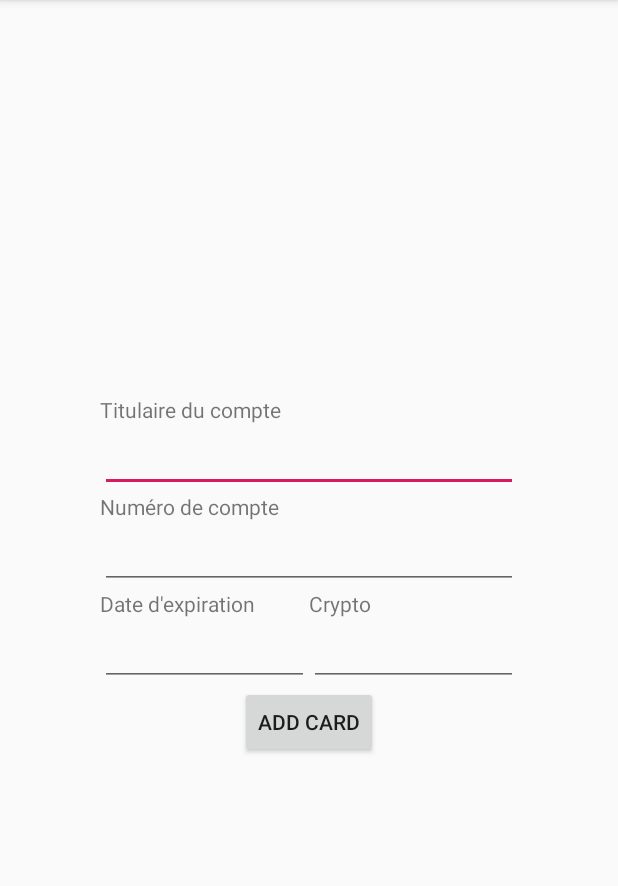
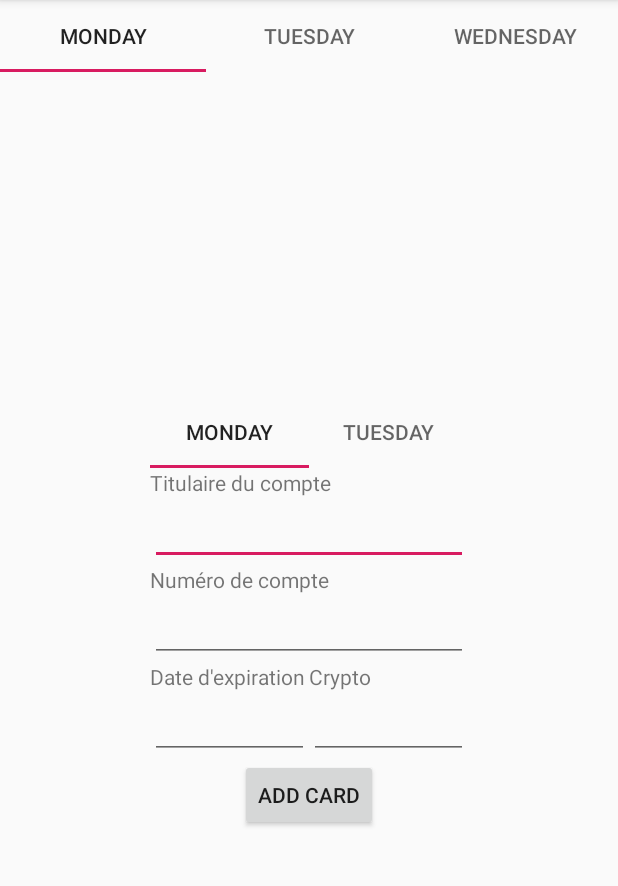
Before and after one commit to natdev/CashManager, an Android app: the CashActivity screen opened directly, with no data from a screen before it, on a phone screen of 412 x 824 dp, the part 84-970 px from its top. Run offline under Robolectric (Android 15) with nearby library versions, the phone set to English and light mode, and no system bars.

Commit message:
Change paymode activity to paymode fragment

```diff
--- a/app/build.gradle
+++ b/app/build.gradle
@@ -29,6 +29,9 @@ dependencies {
     implementation 'androidx.appcompat:appcompat:1.0.2'
     implementation 'androidx.core:core-ktx:1.0.2'
     implementation 'androidx.constraintlayout:constraintlayout:1.1.3'
+    implementation 'androidx.legacy:legacy-support-v4:1.0.0'
+    implementation 'androidx.lifecycle:lifecycle-extensions:2.1.0'
+    implementation 'androidx.lifecycle:lifecycle-viewmodel-ktx:2.1.0'
     testImplementation 'junit:junit:4.12'
     androidTestImplementation 'androidx.test.ext:junit:1.1.0'
     androidTestImplementation 'androidx.test.espresso:espresso-core:3.1.1'
--- a/app/src/main/AndroidManifest.xml
+++ b/app/src/main/AndroidManifest.xml
@@ -9,7 +9,8 @@
         android:roundIcon="@mipmap/ic_launcher_round"
         android:supportsRtl="true"
         android:theme="@style/AppTheme">
-        <activity android:name=".PayModeActivity"></activity>
+        <activity android:name=".CashActivity"></activity>
+        <activity android:name=".PayModeActivity" />
         <activity android:name=".MainActivity">
             <intent-filter>
                 <action android:name="android.intent.action.MAIN" />
--- a/app/src/main/java/com/example/cash_manager_front/PayModeActivity.kt
+++ b/app/src/main/java/com/example/cash_manager_front/CashActivity.kt
@@ -3,10 +3,10 @@ package com.example.cash_manager_front
 import androidx.appcompat.app.AppCompatActivity
 import android.os.Bundle
 
-class PayModeActivity : AppCompatActivity() {
+class CashActivity : AppCompatActivity() {
 
     override fun onCreate(savedInstanceState: Bundle?) {
         super.onCreate(savedInstanceState)
-        setContentView(R.layout.activity_pay_mode)
+        setContentView(R.layout.activity_cash)
     }
 }
--- /dev/null
+++ b/app/src/main/java/com/example/cash_manager_front/PayModeFragment.kt
@@ -0,0 +1,32 @@
+package com.example.cash_manager_front
+
+import androidx.lifecycle.ViewModelProviders
+import android.os.Bundle
+import androidx.fragment.app.Fragment
+import android.view.LayoutInflater
+import android.view.View
+import android.view.ViewGroup
+
+
+class PayModeFragment : Fragment() {
+
+    companion object {
+        fun newInstance() = PayModeFragment()
+    }
+
+    private lateinit var viewModel: PayModeViewModel
+
+    override fun onCreateView(
+        inflater: LayoutInflater, container: ViewGroup?,
+        savedInstanceState: Bundle?
+    ): View? {
+        return inflater.inflate(R.layout.pay_mode_fragment, container, false)
+    }
+
+    override fun onActivityCreated(savedInstanceState: Bundle?) {
+        super.onActivityCreated(savedInstanceState)
+        viewModel = ViewModelProviders.of(this).get(PayModeViewModel::class.java)
+        // TODO: Use the ViewModel
+    }
+
+}
--- /dev/null
+++ b/app/src/main/java/com/example/cash_manager_front/PayModeViewModel.kt
@@ -0,0 +1,7 @@
+package com.example.cash_manager_front
+
+import androidx.lifecycle.ViewModel
+
+class PayModeViewModel : ViewModel() {
+    // TODO: Implement the ViewModel
+}
--- /dev/null
+++ b/app/src/main/res/layout/activity_cash.xml
@@ -0,0 +1,51 @@
+<?xml version="1.0" encoding="utf-8"?>
+<androidx.constraintlayout.widget.ConstraintLayout xmlns:android="http://schemas.android.com/apk/res/android"
+    xmlns:app="http://schemas.android.com/apk/res-auto"
+    xmlns:tools="http://schemas.android.com/tools"
+    android:layout_width="match_parent"
+    android:layout_height="match_parent"
+    tools:context=".CashActivity">
+
+    <com.google.android.material.tabs.TabLayout
+        android:id="@+id/tabLayout"
+        android:layout_width="match_parent"
+        android:layout_height="wrap_content"
+        app:layout_constraintTop_toTopOf="parent">
+
+        <com.google.android.material.tabs.TabItem
+            android:layout_width="wrap_content"
+            android:layout_height="wrap_content"
+            android:text="Monday" />
+
+        <com.google.android.material.tabs.TabItem
+            android:layout_width="wrap_content"
+            android:layout_height="wrap_content"
+            android:text="Tuesday" />
+
+        <com.google.android.material.tabs.TabItem
+            android:layout_width="wrap_content"
+            android:layout_height="wrap_content"
+            android:text="Wednesday" />
+    </com.google.android.material.tabs.TabLayout>
+
+    <LinearLayout
+        android:layout_width="fill_parent"
+        android:layout_height="fill_parent"
+        android:layout_marginTop="50dp"
+        android:orientation="horizontal"
+        app:layout_constraintBottom_toBottomOf="parent"
+        app:layout_constraintEnd_toEndOf="parent"
+        app:layout_constraintStart_toStartOf="parent"
+        app:layout_constraintTop_toTopOf="parent">
+
+        <fragment
+            android:id="@+id/headlines_fragment"
+            android:name="com.example.cash_manager_front.PayModeFragment"
+            android:layout_width="0dp"
+            android:layout_height="match_parent"
+            android:layout_weight="1"
+            tools:layout="@layout/pay_mode_fragment" />
+
+    </LinearLayout>
+
+</androidx.constraintlayout.widget.ConstraintLayout>
--- a/app/src/main/res/layout/activity_pay_mode.xml
+++ /dev/null
@@ -1,112 +0,0 @@
-<?xml version="1.0" encoding="utf-8"?>
-<androidx.constraintlayout.widget.ConstraintLayout xmlns:android="http://schemas.android.com/apk/res/android"
-    xmlns:app="http://schemas.android.com/apk/res-auto"
-    xmlns:tools="http://schemas.android.com/tools"
-    android:layout_width="match_parent"
-    android:layout_height="match_parent"
-    tools:context=".PayModeActivity">
-
-    <LinearLayout
-        android:layout_width="0dp"
-        android:layout_height="wrap_content"
-        android:orientation="vertical"
-        android:padding="100px"
-        app:layout_constraintBottom_toBottomOf="parent"
-        app:layout_constraintEnd_toEndOf="parent"
-        app:layout_constraintStart_toStartOf="parent"
-        app:layout_constraintTop_toTopOf="parent">
-
-        <TextView
-            android:id="@+id/textView6"
-            android:layout_width="match_parent"
-            android:layout_height="wrap_content"
-            android:text="Titulaire du compte" />
-
-        <EditText
-            android:id="@+id/editText4"
-            android:layout_width="match_parent"
-            android:layout_height="wrap_content"
-            android:ems="10"
-            android:inputType="textPersonName" />
-
-        <TextView
-            android:id="@+id/textView7"
-            android:layout_width="match_parent"
-            android:layout_height="wrap_content"
-            android:text="Numéro de compte" />
-
-        <EditText
-            android:id="@+id/editText3"
-            android:layout_width="match_parent"
-            android:layout_height="wrap_content"
-            android:ems="10"
-            android:inputType="textPersonName" />
-
-        <LinearLayout
-            android:layout_width="match_parent"
-            android:layout_height="match_parent"
-            android:orientation="horizontal">
-
-            <LinearLayout
-                android:layout_width="wrap_content"
-                android:layout_height="wrap_content"
-                android:layout_weight="1"
-                android:orientation="vertical">
-
-                <TextView
-                    android:id="@+id/textView8"
-                    android:layout_width="match_parent"
-                    android:layout_height="wrap_content"
-                    android:layout_weight="1"
-                    android:text="Date d'expiration" />
-
-                <EditText
-                    android:id="@+id/editText6"
-                    android:layout_width="match_parent"
-                    android:layout_height="wrap_content"
-                    android:layout_weight="1"
-                    android:ems="10"
-                    android:inputType="textPersonName" />
-
-            </LinearLayout>
-
-            <LinearLayout
-                android:layout_width="wrap_content"
-                android:layout_height="wrap_content"
-                android:layout_weight="1"
-                android:orientation="vertical">
-
-                <TextView
-                    android:id="@+id/textView9"
-                    android:layout_width="wrap_content"
-                    android:layout_height="wrap_content"
-                    android:layout_weight="1"
-                    android:text="Crypto" />
-
-                <EditText
-                    android:id="@+id/editText5"
-                    android:layout_width="wrap_content"
-                    android:layout_height="wrap_content"
-                    android:layout_weight="1"
-                    android:ems="10"
-                    android:inputType="textPersonName" />
-            </LinearLayout>
-
-        </LinearLayout>
-
-        <androidx.constraintlayout.widget.ConstraintLayout
-            android:layout_width="match_parent"
-            android:layout_height="match_parent">
-
-            <Button
-                android:id="@+id/button"
-                android:layout_width="wrap_content"
-                android:layout_height="wrap_content"
-                android:text="Add Card"
-                app:layout_constraintBottom_toBottomOf="parent"
-                app:layout_constraintEnd_toEndOf="parent"
-                app:layout_constraintStart_toStartOf="parent"
-                app:layout_constraintTop_toTopOf="parent" />
-        </androidx.constraintlayout.widget.ConstraintLayout>
-    </LinearLayout>
-</androidx.constraintlayout.widget.ConstraintLayout>
--- /dev/null
+++ b/app/src/main/res/layout/pay_mode_fragment.xml
@@ -0,0 +1,134 @@
+<?xml version="1.0" encoding="utf-8"?>
+<FrameLayout xmlns:android="http://schemas.android.com/apk/res/android"
+    xmlns:app="http://schemas.android.com/apk/res-auto"
+    xmlns:tools="http://schemas.android.com/tools"
+    android:layout_width="match_parent"
+    android:layout_height="match_parent"
+    tools:context=".PayModeFragment">
+
+
+    <androidx.constraintlayout.widget.ConstraintLayout
+        android:layout_width="match_parent"
+        android:layout_height="match_parent"
+        android:padding="150px">
+
+        <LinearLayout
+            android:layout_width="match_parent"
+            android:layout_height="wrap_content"
+            android:orientation="vertical"
+            app:layout_constraintBottom_toBottomOf="parent"
+            app:layout_constraintTop_toTopOf="parent">
+
+            <com.google.android.material.tabs.TabLayout
+                android:layout_width="match_parent"
+                android:layout_height="match_parent">
+
+                <com.google.android.material.tabs.TabItem
+                    android:layout_width="wrap_content"
+                    android:layout_height="wrap_content"
+                    android:text="Monday" />
+
+                <com.google.android.material.tabs.TabItem
+                    android:layout_width="wrap_content"
+                    android:layout_height="wrap_content"
+                    android:text="Tuesday" />
+
+            </com.google.android.material.tabs.TabLayout>
+
+            <TextView
+                android:id="@+id/textView"
+                android:layout_width="match_parent"
+                android:layout_height="wrap_content"
+                android:text="Titulaire du compte" />
+
+            <EditText
+                android:id="@+id/editText"
+                android:layout_width="match_parent"
+                android:layout_height="wrap_content"
+                android:ems="10"
+                android:inputType="textPersonName" />
+
+            <TextView
+                android:id="@+id/textView2"
+                android:layout_width="match_parent"
+                android:layout_height="wrap_content"
+                android:text="Numéro de compte" />
+
+            <EditText
+                android:id="@+id/editText2"
+                android:layout_width="match_parent"
+                android:layout_height="wrap_content"
+                android:ems="10"
+                android:inputType="textPersonName" />
+
+            <LinearLayout
+                android:layout_width="match_parent"
+                android:layout_height="match_parent"
+                android:orientation="horizontal">
+
+                <LinearLayout
+                    android:layout_width="wrap_content"
+                    android:layout_height="wrap_content"
+                    android:layout_weight="1"
+                    android:orientation="vertical">
+
+                    <TextView
+                        android:id="@+id/textView3"
+                        android:layout_width="wrap_content"
+                        android:layout_height="wrap_content"
+                        android:layout_weight="1"
+                        android:text="Date d'expiration" />
+
+                    <EditText
+                        android:id="@+id/editText9"
+                        android:layout_width="wrap_content"
+                        android:layout_height="wrap_content"
+                        android:layout_weight="1"
+                        android:ems="10"
+                        android:inputType="date" />
+
+                </LinearLayout>
+
+                <LinearLayout
+                    android:layout_width="wrap_content"
+                    android:layout_height="wrap_content"
+                    android:layout_weight="1"
+                    android:orientation="vertical">
+
+                    <TextView
+                        android:id="@+id/textView4"
+                        android:layout_width="match_parent"
+                        android:layout_height="wrap_content"
+                        android:layout_weight="1"
+                        android:text="Crypto" />
+
+                    <EditText
+                        android:id="@+id/editText8"
+                        android:layout_width="wrap_content"
+                        android:layout_height="wrap_content"
+                        android:layout_weight="1"
+                        android:ems="10"
+                        android:inputType="textPersonName" />
+                </LinearLayout>
+
+            </LinearLayout>
+
+            <androidx.constraintlayout.widget.ConstraintLayout
+                android:layout_width="match_parent"
+                android:layout_height="match_parent">
+
+                <Button
+                    android:id="@+id/button2"
+                    android:layout_width="wrap_content"
+                    android:layout_height="wrap_content"
+                    android:text="Add card"
+                    app:layout_constraintBottom_toBottomOf="parent"
+                    app:layout_constraintEnd_toEndOf="parent"
+                    app:layout_constraintStart_toStartOf="parent"
+                    app:layout_constraintTop_toTopOf="parent" />
+            </androidx.constraintlayout.widget.ConstraintLayout>
+        </LinearLayout>
+
+    </androidx.constraintlayout.widget.ConstraintLayout>
+
+</FrameLayout>
```
